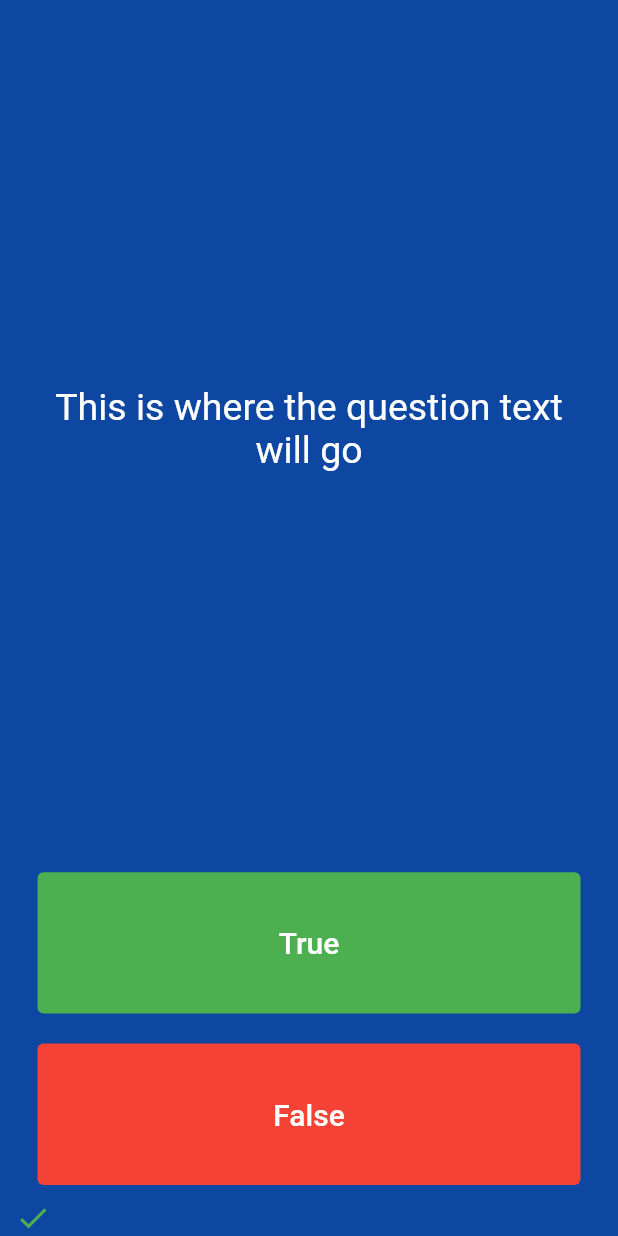
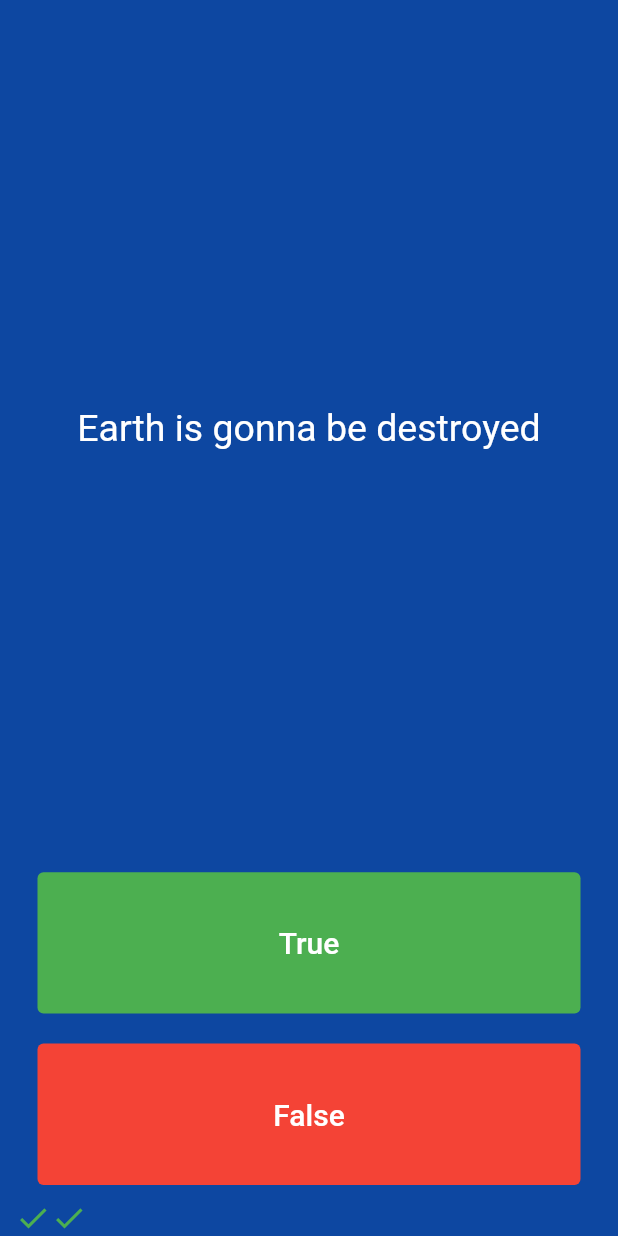
Before and after one commit to Shan-leo/quiz_app_flutter, a Flutter app: the screen it shows after launch, after a tap on "True", after a tap on "False", on a phone screen of 412 x 824 dp. Run offline on Flutter 3.47's test engine with Material 2 defaults, Android fonts, the phone set to English and light mode, and no system bars.

Commit message:
Question class initiated

```diff
--- a/lib/main.dart
+++ b/lib/main.dart
@@ -31,6 +31,34 @@ class QuizPage extends StatefulWidget {
 class _QuizPageState extends State<QuizPage> {
   List<Widget> scoreKeeper = [];
 
+  List<String> questions = [
+    "You are a Human",
+    "You are an alien",
+    "Earth is gonna be destroyed",
+    "Most of the Human are morons",
+    "Somebody likes bombeli karawala",
+    "There are so many brainy people out there",
+    "It's raining cats and dogs"
+  ];
+
+  List<bool> answers = [true, false, true, true, false, true, false];
+
+  int quizNumber = 0;
+
+  void checkAnswer(userInput) {
+    if (answers[quizNumber] == userInput) {
+      print('User is fucking right');
+      scoreKeeper.add(
+        const Icon(Icons.check, color: Colors.green),
+      );
+    } else {
+      print('User is fucking wrong');
+      scoreKeeper.add(
+        const Icon(Icons.close, color: Colors.red),
+      );
+    }
+  }
+
   @override
   Widget build(BuildContext context) {
     return Column(
@@ -43,7 +71,7 @@ class _QuizPageState extends State<QuizPage> {
             padding: EdgeInsets.all(10),
             child: Center(
               child: Text(
-                'This is where the question text will go',
+                questions[quizNumber],
                 textAlign: TextAlign.center,
                 style: TextStyle(fontSize: 25, color: Colors.white),
               ),
@@ -57,13 +85,13 @@ class _QuizPageState extends State<QuizPage> {
             style: TextButton.styleFrom(
                 primary: Colors.white, backgroundColor: Colors.green),
             onPressed: () {
+              bool correctAnswer = answers[quizNumber];
               setState(() {
-                scoreKeeper.add(
-                  Icon(Icons.check, color: Colors.green),
-                );
+                checkAnswer(true);
+                quizNumber += 1;
               });
             },
-            child: Text(
+            child: const Text(
               'True',
               style: TextStyle(color: Colors.white, fontSize: 20),
             ),
@@ -71,12 +99,18 @@ class _QuizPageState extends State<QuizPage> {
         )),
         Expanded(
             child: Padding(
-          padding: EdgeInsets.symmetric(vertical: 10, horizontal: 15),
+          padding: const EdgeInsets.symmetric(vertical: 10, horizontal: 15),
           child: TextButton(
             style: TextButton.styleFrom(
                 primary: Colors.white, backgroundColor: Colors.red),
-            onPressed: () {},
-            child: Text(
+            onPressed: () {
+
+              setState(() {
+                checkAnswer(false);
+                quizNumber += 1;
+              });
+            },
+            child: const Text(
               'False',
               style: TextStyle(color: Colors.white, fontSize: 20),
             ),
```
Also changed, not shown: lib/question.dart (added).
